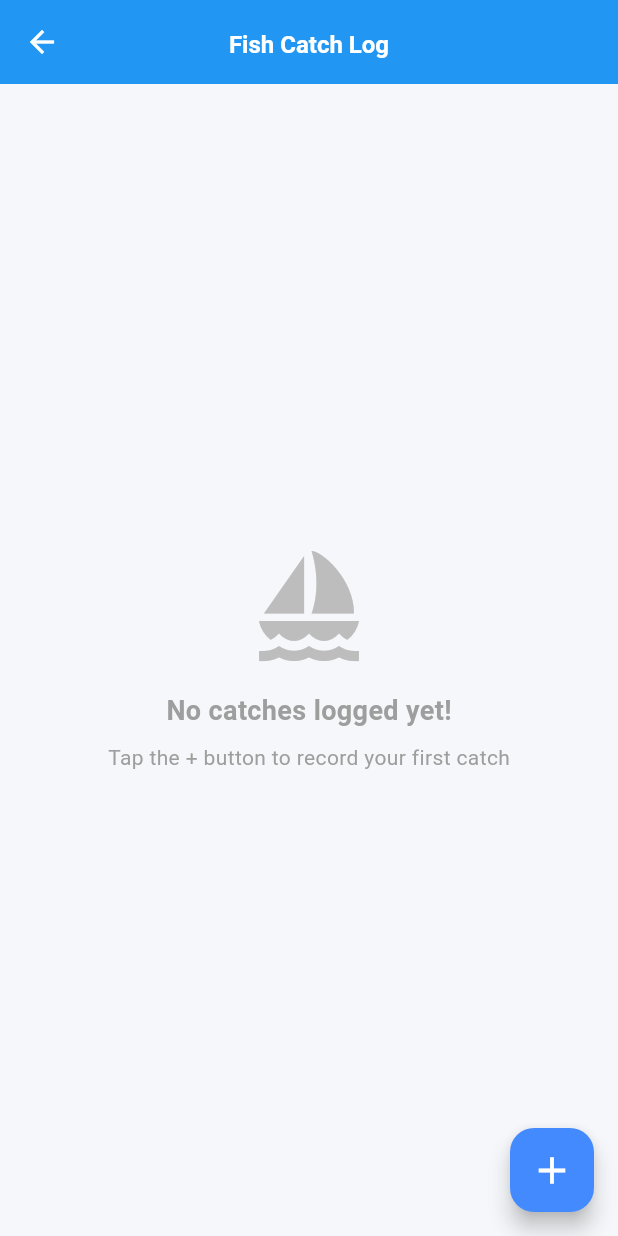
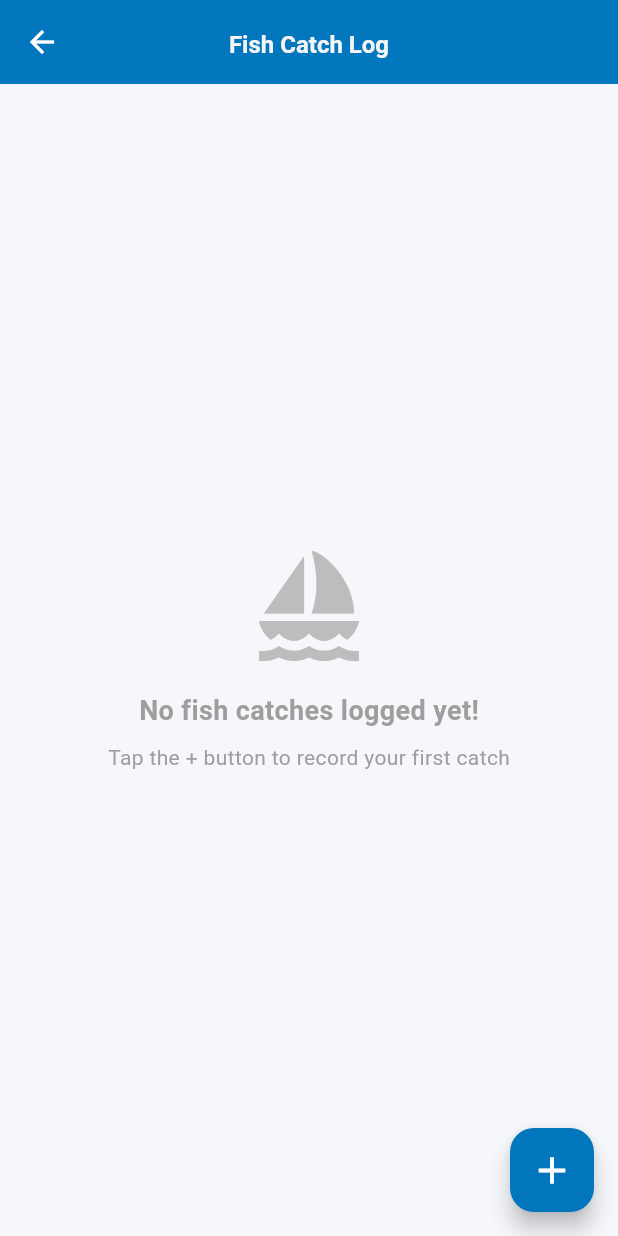
Before and after one commit to Swastik-K-Sahu/Meenavar-Thunai, a Flutter app: the FishCatchScreen screen opened directly, on a phone screen of 412 x 824 dp. Run offline on Flutter 3.47's test engine with Material 3 defaults, Android fonts, the phone set to English and light mode, and no system bars; our stand-ins replace cloud_firestore, firebase_auth, firebase_core, firebase_storage, flutter_markdown, fluttertoast and 10 more; accounts and stored records are empty.

Commit message:
Refactor fish-catch-log code

```diff
--- a/lib/models/fish_catch_model.dart
+++ b/lib/models/fish_catch_model.dart
@@ -4,7 +4,6 @@ class FishCatchModel {
   final double quantityInQuintal;
   final String netType;
   final DateTime timestamp;
-  final String? imageUrl;
   final bool isSustainable;
   final int pointsAwarded;
 
@@ -14,7 +13,6 @@ class FishCatchModel {
     required this.quantityInQuintal,
     required this.netType,
     required this.timestamp,
-    this.imageUrl,
     required this.isSustainable,
     required this.pointsAwarded,
   });
@@ -26,7 +24,6 @@ class FishCatchModel {
       'quantityInQuintal': quantityInQuintal,
       'netType': netType,
       'timestamp': timestamp.toIso8601String(),
-      'imageUrl': imageUrl,
       'isSustainable': isSustainable,
       'pointsAwarded': pointsAwarded,
     };
@@ -39,7 +36,6 @@ class FishCatchModel {
       quantityInQuintal: map['quantityInQuintal'],
       netType: map['netType'],
       timestamp: DateTime.parse(map['timestamp']),
-      imageUrl: map['imageUrl'],
       isSustainable: map['isSustainable'],
       pointsAwarded: map['pointsAwarded'],
     );
--- a/lib/presentation/viewmodels/fish_catch_viewmodel.dart
+++ b/lib/presentation/viewmodels/fish_catch_viewmodel.dart
@@ -78,7 +78,6 @@ class FishCatchViewModel extends ChangeNotifier {
         quantityInQuintal: quantityInQuintal,
         netType: netType,
         timestamp: timestamp,
-        imageUrl: null, // No image URL since upload feature is removed
         isSustainable: sustainabilityCheck.isSustainable,
         pointsAwarded: sustainabilityCheck.pointsAwarded,
       );
--- a/lib/presentation/views/catch_log/fish_catch_screen.dart
+++ b/lib/presentation/views/fish_catch_log/fish_catch_screen.dart
@@ -1,4 +1,6 @@
 import 'package:flutter/material.dart';
+import 'package:meenavar_thunai/theme/app_colors.dart';
+import 'package:meenavar_thunai/theme/app_styles.dart';
 import 'package:provider/provider.dart';
 import 'package:firebase_auth/firebase_auth.dart';
 import 'package:intl/intl.dart';
@@ -39,7 +41,7 @@ class _FishCatchScreenState extends State<FishCatchScreen> {
 
     if (currentUser == null) {
       ScaffoldMessenger.of(context).showSnackBar(
-        const SnackBar(content: Text('Please log in to record a catch')),
+        const SnackBar(content: Text('Please log in to record a fish catch')),
       );
       return;
     }
@@ -49,7 +51,7 @@ class _FishCatchScreenState extends State<FishCatchScreen> {
         _selectedNetType != null) {
       final viewModel = Provider.of<FishCatchViewModel>(context, listen: false);
       ScaffoldMessenger.of(context).showSnackBar(
-        const SnackBar(content: Text('Logging catch, please wait...')),
+        const SnackBar(content: Text('Logging fish catch, please wait...')),
       );
       try {
         // Add catch
@@ -84,7 +86,7 @@ class _FishCatchScreenState extends State<FishCatchScreen> {
             ScaffoldMessenger.of(context).showSnackBar(
               SnackBar(
                 content: Text(
-                  'Catch logged successfully! Points awarded: ${result.sustainabilityCheck?.pointsAwarded ?? 0}',
+                  'Fish Catch logged successfully! Points awarded: ${result.sustainabilityCheck?.pointsAwarded ?? 0}',
                 ),
                 backgroundColor: Colors.green,
               ),
@@ -273,10 +275,16 @@ class _FishCatchScreenState extends State<FishCatchScreen> {
   Widget build(BuildContext context) {
     return Scaffold(
       appBar: AppBar(
-        title: const Text('Fish Catch Log'),
+        title: Text(
+          'Fish Catch Log',
+          style: AppStyles.titleMedium.copyWith(
+            color: AppColors.lightGrey,
+            fontWeight: FontWeight.bold,
+          ),
+        ),
+        backgroundColor: AppColors.primary,
         elevation: 0,
-        backgroundColor: Colors.blue,
-        foregroundColor: Colors.white,
+        iconTheme: IconThemeData(color: Colors.white),
       ),
       body: Consumer<FishCatchViewModel>(
         builder: (context, viewModel, child) {
@@ -295,7 +303,7 @@ class _FishCatchScreenState extends State<FishCatchScreen> {
                           ),
                           const SizedBox(height: 16),
                           const Text(
-                            'No catches logged yet!',
+                            'No fish catches logged yet!',
                             style: TextStyle(
                               fontSize: 18,
                               fontWeight: FontWeight.bold,
@@ -322,7 +330,8 @@ class _FishCatchScreenState extends State<FishCatchScreen> {
       ),
       floatingActionButton: FloatingActionButton(
         onPressed: () => _showAddCatchDialog(context),
-        backgroundColor: Colors.blueAccent,
+        backgroundColor: AppColors.primary,
+        tooltip: 'Add Fish Catch',
         child: const Icon(Icons.add, size: 30),
       ),
     );
--- a/lib/presentation/views/home/home_screen.dart
+++ b/lib/presentation/views/home/home_screen.dart
@@ -9,7 +9,7 @@ import '../../../core/widgets/fishing_ban_indicator.dart';
 import '../../../theme/app_colors.dart';
 import '../../../theme/app_styles.dart';
 import '../../viewmodels/auth_viewmodel.dart';
-import '../catch_log/fish_catch_screen.dart';
+import '../fish_catch_log/fish_catch_screen.dart';
 import '../map/fishing_maps_screen.dart';
 import '../profile/profile_screen.dart';
 import '../sustainable_products/sustainable_prod_screen.dart';
@@ -60,9 +60,9 @@ class _DashboardScreenState extends State<DashboardScreen> {
                 // Dummy notifications action
                 Fluttertoast.showToast(
                   msg: "Notifications feature coming soon!",
-                  toastLength: Toast.LENGTH_SHORT,
+                  toastLength: Toast.LENGTH_LONG,
                   gravity: ToastGravity.BOTTOM,
-                  backgroundColor: AppColors.primaryLight,
+                  backgroundColor: AppColors.primaryDark,
                   textColor: Colors.white,
                 );
               },
```
Also changed, not shown: lib/core/services/firebase_service.dart (+1 -28 lines).
